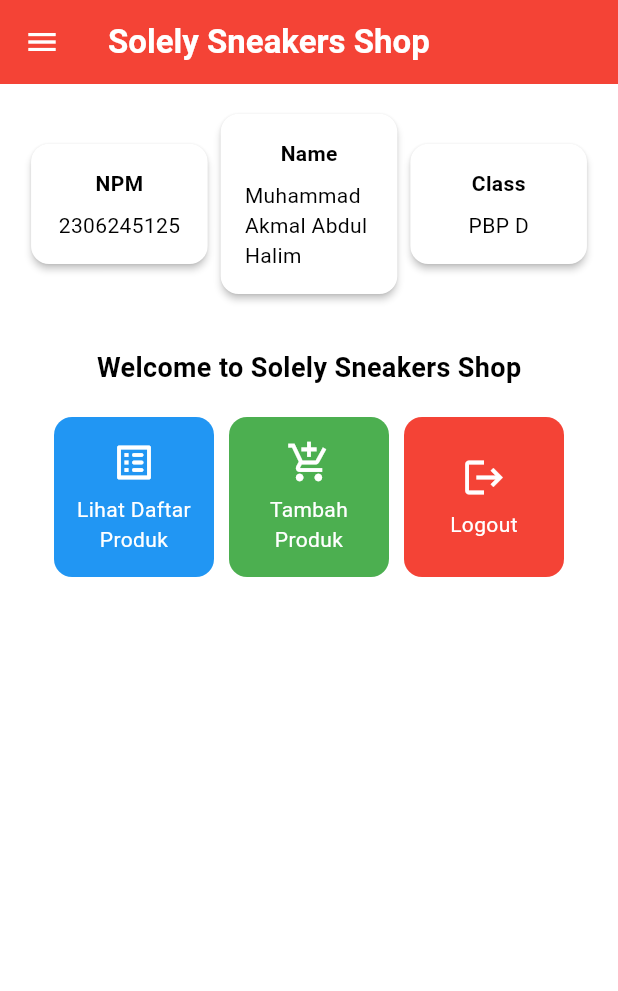
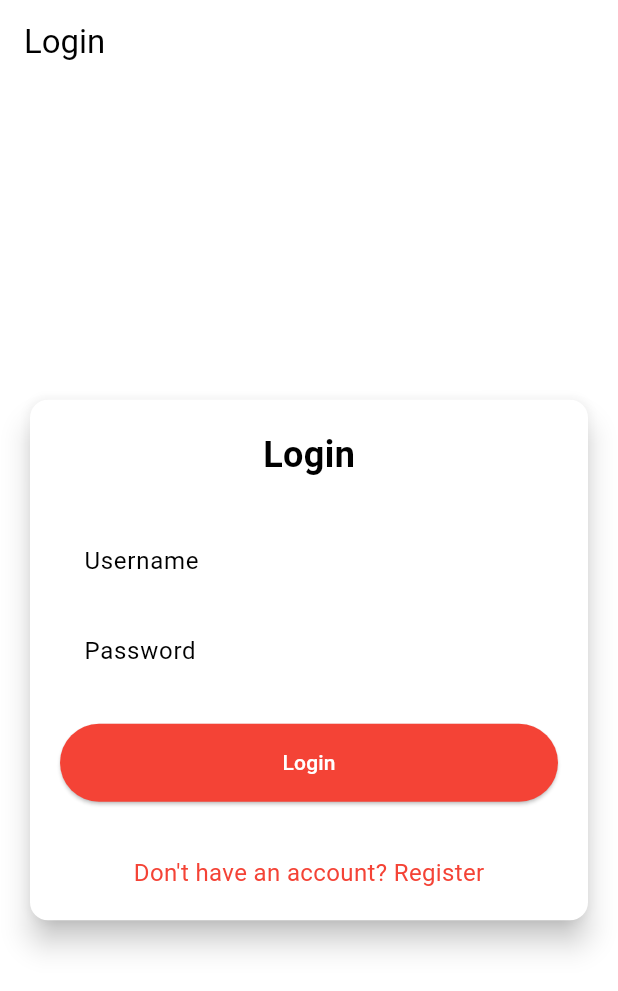
Before and after one commit to muhmmdakmal/Solely-sneakers-shop-mobile, a Flutter app: the screen it shows after launch, on a phone screen of 412 x 824 dp. Shown: the top 991 px of the screen. Run offline on Flutter 3.47's test engine with Material 3 defaults, Android fonts, the phone set to English and light mode, and no system bars; missing offline and left inert: pbp_django_auth.

Commit message:
Menyelesaikan Tugas 9

```diff
--- a/lib/main.dart
+++ b/lib/main.dart
@@ -1,39 +1,32 @@
 import 'package:flutter/material.dart';
-import 'package:solely_sneakers_shop/screens/menu.dart';
+import 'package:pbp_django_auth/pbp_django_auth.dart';
+import 'package:provider/provider.dart';
+import 'package:solely_sneakers_shop/screens/login.dart';
 void main() {
   runApp(const MyApp());
 }
 
+
 class MyApp extends StatelessWidget {
   const MyApp({super.key});
 
-  // This widget is the root of your application.
   @override
   Widget build(BuildContext context) {
-    return MaterialApp(
-      title: 'Flutter Demo',
-      theme: ThemeData(
-        // This is the theme of your application.
-        //
-        // TRY THIS: Try running your application with "flutter run". You'll see
-        // the application has a purple toolbar. Then, without quitting the app,
-        // try changing the seedColor in the colorScheme below to Colors.green
-        // and then invoke "hot reload" (save your changes or press the "hot
-        // reload" button in a Flutter-supported IDE, or press "r" if you used
-        // the command line to start the app).
-        //
-        // Notice that the counter didn't reset back to zero; the application
-        // state is not lost during the reload. To reset the state, use hot
-        // restart instead.
-        //
-        // This works for code too, not just values: Most code changes can be
-        // tested with just a hot reload.
-         colorScheme: ColorScheme.fromSwatch(
-                primarySwatch: Colors.red,
+    return Provider(
+      create: (_) {
+        CookieRequest request = CookieRequest();
+        return request;
+      },
+      child: MaterialApp(
+        title: 'Solely Sneakers Shop',
+        theme: ThemeData(
+          useMaterial3: true,
+          colorScheme: ColorScheme.fromSwatch(
+            primarySwatch: Colors.red,
           ).copyWith(secondary: Colors.redAccent[600]),
-        useMaterial3: true,
+        ),
+        home: const LoginPage(),
       ),
-      home: MyHomePage(),
     );
   }
 }
--- /dev/null
+++ b/lib/screens/login.dart
@@ -0,0 +1,180 @@
+import 'package:solely_sneakers_shop/screens/menu.dart';
+import 'package:flutter/material.dart';
+import 'package:pbp_django_auth/pbp_django_auth.dart';
+import 'package:provider/provider.dart';
+import 'package:solely_sneakers_shop/screens/register.dart';
+
+void main() {
+  runApp(const LoginApp());
+}
+
+class LoginApp extends StatelessWidget {
+  const LoginApp({super.key});
+
+  @override
+  Widget build(BuildContext context) {
+    return MaterialApp(
+      title: 'Login',
+      theme: ThemeData(
+        useMaterial3: true,
+        colorScheme: ColorScheme.fromSwatch(
+          primarySwatch: Colors.red,
+        ).copyWith(secondary: Colors.redAccent[600]),
+      ),
+      home: const LoginPage(),
+    );
+  }
+}
+
+class LoginPage extends StatefulWidget {
+  const LoginPage({super.key});
+
+  @override
+  State<LoginPage> createState() => _LoginPageState();
+}
+
+class _LoginPageState extends State<LoginPage> {
+  final TextEditingController _usernameController = TextEditingController();
+  final TextEditingController _passwordController = TextEditingController();
+
+  @override
+  Widget build(BuildContext context) {
+    final request = context.watch<CookieRequest>();
+
+    return Scaffold(
+      appBar: AppBar(
+        title: const Text('Login'),
+      ),
+      body: Center(
+        child: SingleChildScrollView(
+          padding: const EdgeInsets.all(16.0),
+          child: Card(
+            elevation: 8,
+            shape: RoundedRectangleBorder(
+              borderRadius: BorderRadius.circular(12.0),
+            ),
+            child: Padding(
+              padding: const EdgeInsets.all(20.0),
+              child: Column(
+                mainAxisSize: MainAxisSize.min,
+                children: [
+                  const Text(
+                    'Login',
+                    style: TextStyle(
+                      fontSize: 24.0,
+                      fontWeight: FontWeight.bold,
+                    ),
+                  ),
+                  const SizedBox(height: 30.0),
+                  TextField(
+                    controller: _usernameController,
+                    decoration: const InputDecoration(
+                      labelText: 'Username',
+                      hintText: 'Enter your username',
+                      border: OutlineInputBorder(
+                        borderRadius: BorderRadius.all(Radius.circular(12.0)),
+                      ),
+                      contentPadding:
+                          EdgeInsets.symmetric(horizontal: 12.0, vertical: 8.0),
+                    ),
+                  ),
+                  const SizedBox(height: 12.0),
+                  TextField(
+                    controller: _passwordController,
+                    decoration: const InputDecoration(
+                      labelText: 'Password',
+                      hintText: 'Enter your password',
+                      border: OutlineInputBorder(
+                        borderRadius: BorderRadius.all(Radius.circular(12.0)),
+                      ),
+                      contentPadding:
+                          EdgeInsets.symmetric(horizontal: 12.0, vertical: 8.0),
+                    ),
+                    obscureText: true,
+                  ),
+                  const SizedBox(height: 24.0),
+                  ElevatedButton(
+                    onPressed: () async {
+                      String username = _usernameController.text;
+                      String password = _passwordController.text;
+
+                      // Cek kredensial
+                      // Untuk menyambungkan Android emulator dengan Django pada localhost,
+                      // gunakan URL http://10.0.2.2/
+                      final response = await request
+                          .login("http://localhost:8000/auth/login/", {
+                        'username': username,
+                        'password': password,
+                      });
+
+                      if (request.loggedIn) {
+                        String message = response['message'];
+                        String uname = response['username'];
+                        if (context.mounted) {
+                          Navigator.pushReplacement(
+                            context,
+                            MaterialPageRoute(
+                                builder: (context) => MyHomePage()),
+                          );
+                          ScaffoldMessenger.of(context)
+                            ..hideCurrentSnackBar()
+                            ..showSnackBar(
+                              SnackBar(
+                                  content:
+                                      Text("$message Selamat datang, $uname.")),
+                            );
+                        }
+                      } else {
+                        if (context.mounted) {
+                          showDialog(
+                            context: context,
+                            builder: (context) => AlertDialog(
+                              title: const Text('Login Gagal'),
+                              content: Text(response['message']),
+                              actions: [
+                                TextButton(
+                                  child: const Text('OK'),
+                                  onPressed: () {
+                                    Navigator.pop(context);
+                                  },
+                                ),
+                              ],
+                            ),
+                          );
+                        }
+                      }
+                    },
+                    style: ElevatedButton.styleFrom(
+                      foregroundColor: Colors.white,
+                      minimumSize: const Size(double.infinity, 50),
+                      backgroundColor: Theme.of(context).colorScheme.primary,
+                      padding: const EdgeInsets.symmetric(vertical: 16.0),
+                    ),
+                    child: const Text('Login'),
+                  ),
+                  const SizedBox(height: 36.0),
+                  GestureDetector(
+                    onTap: () {
+                      Navigator.push(
+                        context,
+                        MaterialPageRoute(
+                            builder: (context) => const RegisterPage()),
+                      );
+                    },
+                    child: Text(
+                      'Don\'t have an account? Register',
+                      style: TextStyle(
+                        color: Theme.of(context).colorScheme.primary,
+                        fontSize: 16.0,
+                      ),
+                    ),
+                  ),
+                ],
+              ),
+            ),
+          ),
+        ),
+      ),
+    );
+  }
+}
--- a/pubspec.yaml
+++ b/pubspec.yaml
@@ -35,6 +35,9 @@
   # The following adds the Cupertino Icons font to your application.
   # Use with the CupertinoIcons class for iOS style icons.
   cupertino_icons: ^1.0.8
+  provider: ^6.1.2
+  pbp_django_auth: ^0.4.0
+  http: ^1.2.2
 
 dev_dependencies:
   flutter_test:
```
Also changed, not shown: lib/models/product_entry.dart (added, +69 -0 lines), lib/screens/list_productentry.dart (added, +89 -0 lines), lib/screens/productentry_form.dart (+34 -29 lines), lib/screens/register.dart (added, +165 -0 lines), lib/widgets/left_drawer.dart (+13 -1 lines), lib/widgets/product_card.dart (+36 -1 lines), pubspec.lock, 2 other files.
